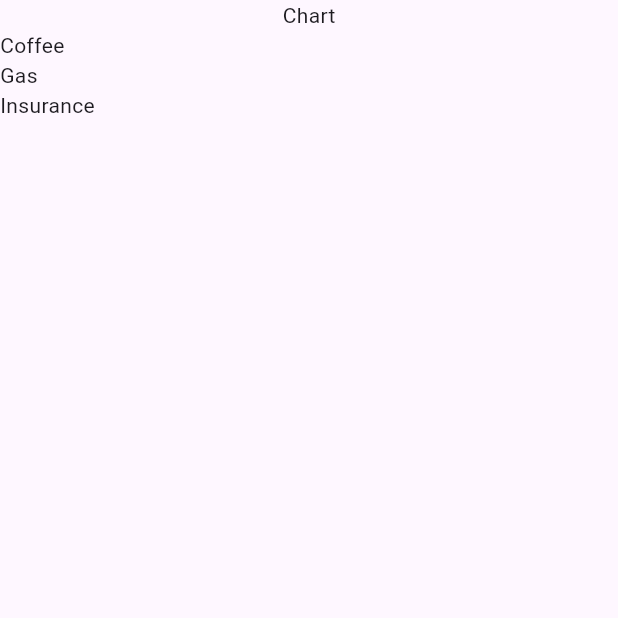
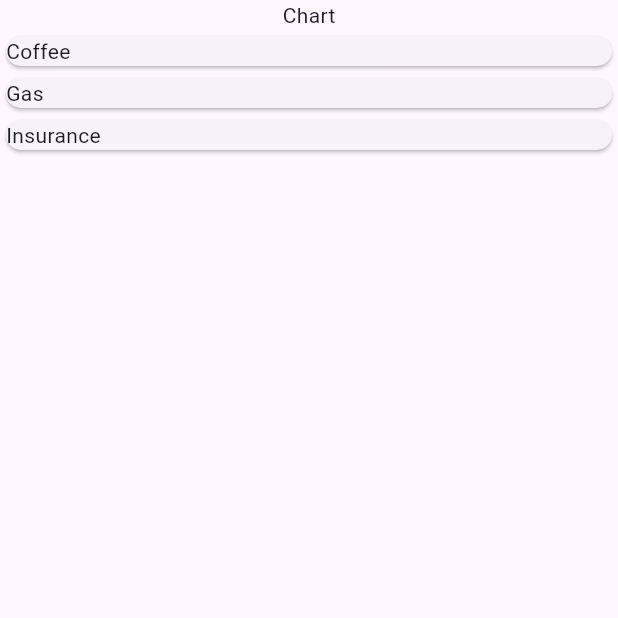
Before and after one commit to DCXan/flutter-expense-tracker, a Flutter app: the screen it shows after launch, on a phone screen of 412 x 824 dp, the top half of it. Run offline on Flutter 3.47's test engine with Material 3 defaults, Android fonts, the phone set to English and light mode, and no system bars.

Commit message:
created expense list card

```diff
--- a/lib/widgets/expenses_list/expense_item.dart
+++ b/lib/widgets/expenses_list/expense_item.dart
@@ -0,0 +1,15 @@
+import 'package:flutter/material.dart';
+import 'package:flutter_expense_tracker/models/expense.dart';
+
+class ExpenseItem extends StatelessWidget {
+  const ExpenseItem(this.expense, {super.key});
+
+  final Expense expense;
+
+  @override
+  Widget build(BuildContext context) {
+    return Card(
+      child: Text(expense.title),
+    );
+  }
+}
--- a/lib/widgets/expenses_list/expenses_list.dart
+++ b/lib/widgets/expenses_list/expenses_list.dart
@@ -1,5 +1,6 @@
 import 'package:flutter/material.dart';
 import 'package:flutter_expense_tracker/models/expense.dart';
+import 'package:flutter_expense_tracker/widgets/expenses_list/expense_item.dart';
 
 class ExpensesList extends StatelessWidget {
   const ExpensesList({
@@ -13,6 +14,6 @@ class ExpensesList extends StatelessWidget {
   Widget build(BuildContext context) {
     return ListView.builder(
         itemCount: expenses.length,
-        itemBuilder: ((context, index) => Text(expenses[index].title)));
+        itemBuilder: ((context, index) => ExpenseItem(expenses[index])));
   }
 }
```
